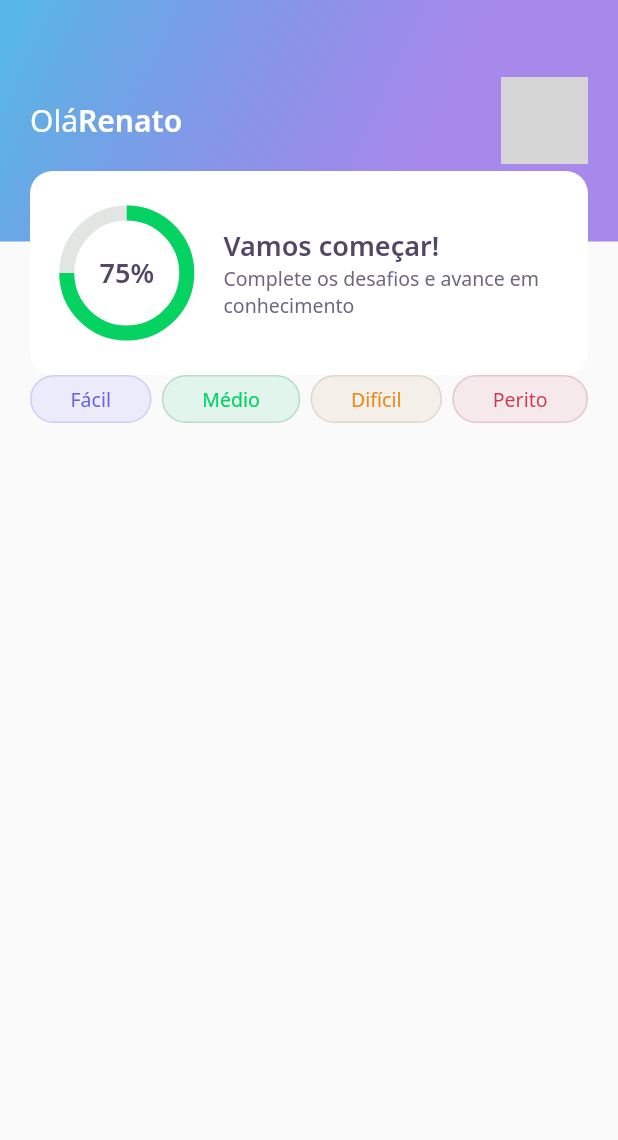
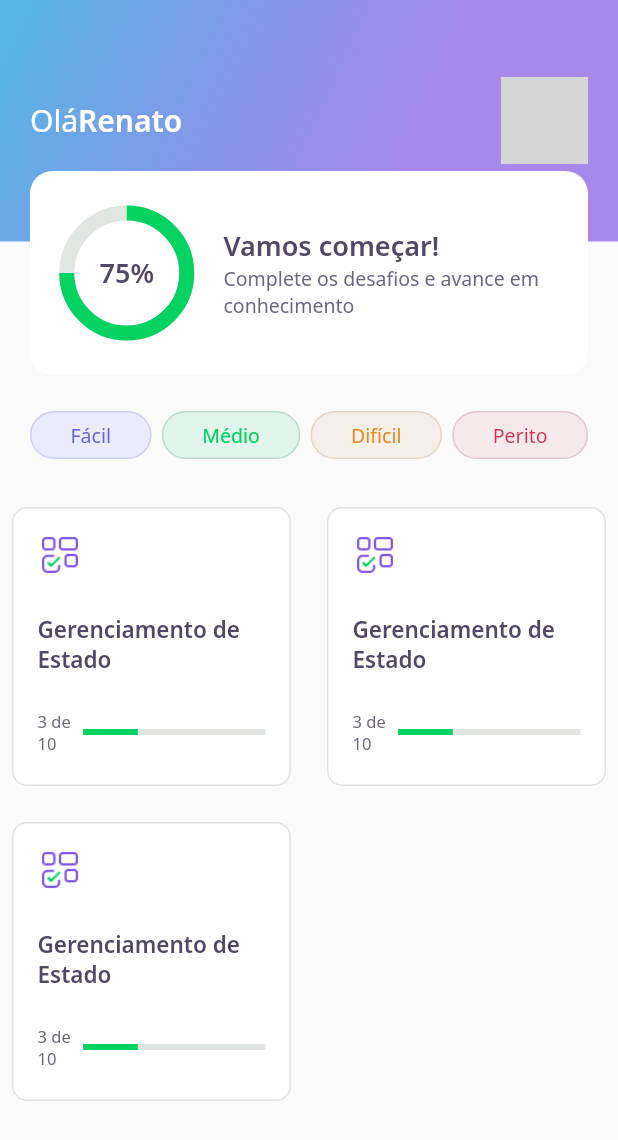
Before and after one commit to HERuppel/nlw5-flutter, a Flutter app: the screen it shows after launch, on a phone screen of 412 x 824 dp. Shown: the top 1140 px of the screen. Run offline on Flutter 3.47's test engine with Material 2 defaults, Android fonts, the light colour scheme and no system bars; our stand-ins replace google_fonts; network calls fail; grey boxes are pictures that could not be loaded.

Commit message:
feat(quiz_card): added quiz card widget

```diff
--- a/lib/home/home_page.dart
+++ b/lib/home/home_page.dart
@@ -1,6 +1,7 @@
 import 'package:flutter/material.dart';
 import 'package:nlw5/home/widgets/appbar/appbar_widget.dart';
 import 'package:nlw5/home/widgets/level_button/level_button_widget.dart';
+import 'package:nlw5/home/widgets/quiz_card/quiz_card_widget.dart';
 
 class HomePage extends StatefulWidget {
   HomePage({Key? key}) : super(key: key);
@@ -14,7 +15,10 @@
   Widget build(BuildContext context) {
     return Scaffold(
         appBar: AppBarWidget(),
-        body: Padding(
+        body: Column(
+          children: [
+            SizedBox(height: 24),
+            Padding(
               padding: const EdgeInsets.symmetric(horizontal: 20),
               child: Row(
                 mainAxisAlignment: MainAxisAlignment.spaceBetween,
@@ -25,6 +29,18 @@
                   LevelButtonWidget(label: 'Perito'),
                 ],
               ),
+            ),
+            SizedBox(
+              height: 24,
+            ),
+            Expanded(
+                child: GridView.count(
+              crossAxisSpacing: 8,
+              mainAxisSpacing: 8,
+              crossAxisCount: 2,
+              children: [QuizCardWidget(), QuizCardWidget(), QuizCardWidget()],
+            ))
+          ],
         ));
   }
 }
--- /dev/null
+++ b/lib/home/widgets/quiz_card/quiz_card_widget.dart
@@ -0,0 +1,55 @@
+import 'package:flutter/material.dart';
+import 'package:nlw5/core/app_colors.dart';
+import 'package:nlw5/core/app_images.dart';
+import 'package:nlw5/core/app_text_styles.dart';
+
+class QuizCardWidget extends StatelessWidget {
+  const QuizCardWidget({Key? key}) : super(key: key);
+
+  @override
+  Widget build(BuildContext context) {
+    return Padding(
+      padding: const EdgeInsets.all(8.0),
+      child: Container(
+        padding: EdgeInsets.all(16),
+        decoration: BoxDecoration(
+            border: Border.fromBorderSide(BorderSide(color: AppColors.border)),
+            color: AppColors.white,
+            borderRadius: BorderRadius.circular(10)),
+        child: Column(
+          crossAxisAlignment: CrossAxisAlignment.start,
+          children: [
+            Container(
+              child: Image.asset(AppImages.blocks),
+              height: 30,
+              width: 30,
+              color: AppColors.white,
+            ),
+            SizedBox(height: 24),
+            Text(
+              'Gerenciamento de Estado',
+              style: AppTextStyles.heading15,
+            ),
+            SizedBox(height: 24),
+            Row(
+              children: [
+                Expanded(
+                    flex: 1,
+                    child: Text('3 de 10', style: AppTextStyles.body11)),
+                Expanded(
+                  flex: 4,
+                  child: LinearProgressIndicator(
+                    value: 0.3,
+                    backgroundColor: AppColors.chartSecondary,
+                    valueColor:
+                        AlwaysStoppedAnimation<Color>(AppColors.chartPrimary),
+                  ),
+                )
+              ],
+            )
+          ],
+        ),
+      ),
+    );
+  }
+}
```
Lines whose indentation alone changed are shown as unchanged.
